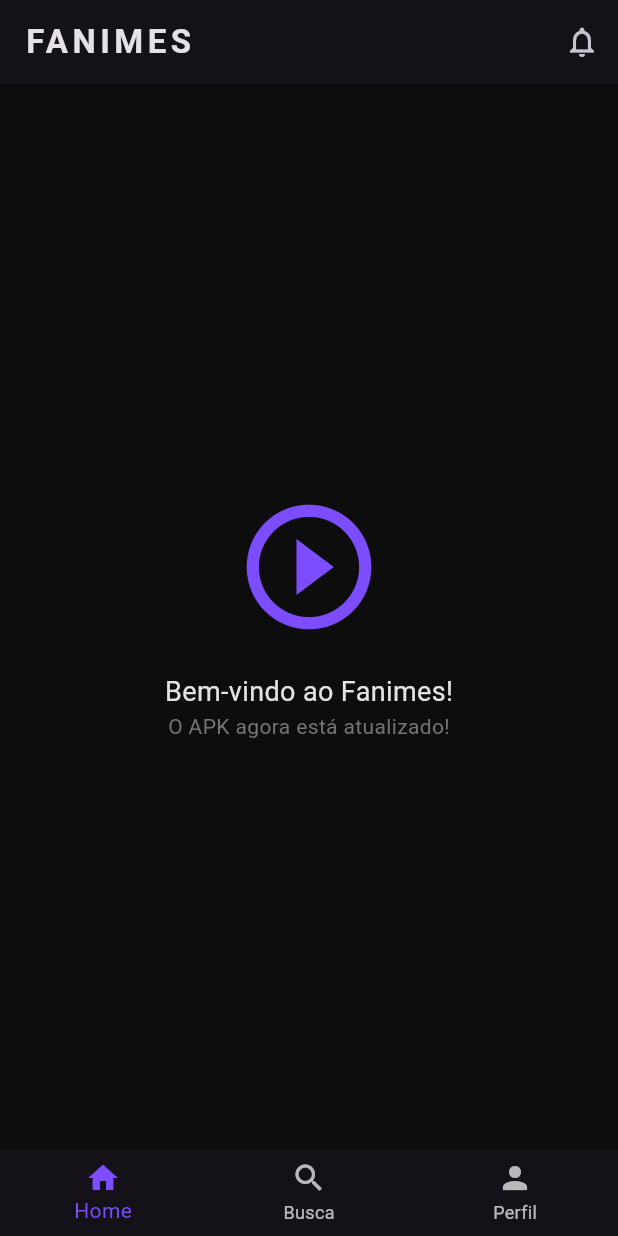
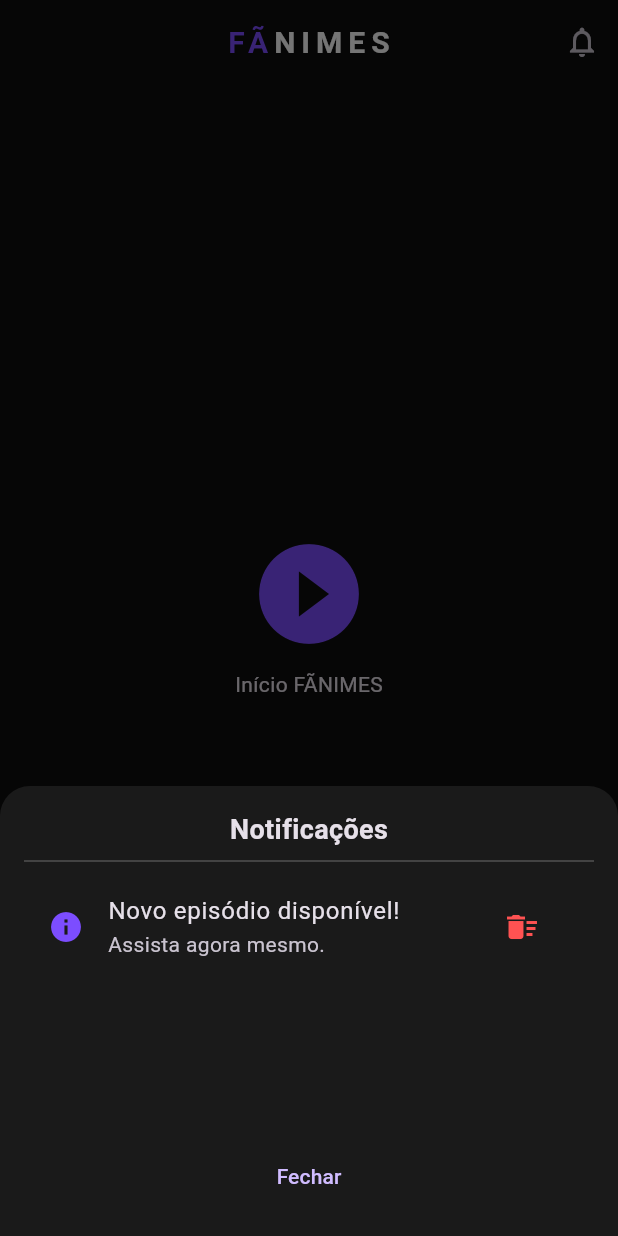
Before and after one commit to carlosandre1514-prog/fanimes, a Flutter app: the screen it shows after launch, after a tap on the "notifications none" icon, on a phone screen of 412 x 824 dp. Run offline on Flutter 3.47's test engine with Material 3 defaults, Android fonts, the phone set to English and light mode, and no system bars.

Commit message:
Estilização bicolor do nome FÃNIMES e layout final

```diff
--- a/lib/main.dart
+++ b/lib/main.dart
@@ -10,11 +10,12 @@
   @override
   Widget build(BuildContext context) {
     return MaterialApp(
-      title: 'FANIMES',
+      title: 'FÃNIMES',
       debugShowCheckedModeBanner: false,
       theme: ThemeData.dark().copyWith(
-        primaryColor: Colors.deepPurple,
+        primaryColor: const Color(0xFF673AB7),
         scaffoldBackgroundColor: const Color(0xFF0D0D0D),
+        appBarTheme: const AppBarTheme(backgroundColor: Color(0xFF0D0D0D), elevation: 0),
       ),
       home: const MainNavigation(),
     );
@@ -31,32 +32,84 @@
 class _MainNavigationState extends State<MainNavigation> {
   int _selectedIndex = 0;
 
+  // Lista de páginas funcionais
+  final List<Widget> _pages = [
+    const Center(child: Column(mainAxisAlignment: MainAxisAlignment.center, children: [Icon(Icons.play_circle_fill, size: 80, color: Colors.deepPurpleAccent), SizedBox(height: 10), Text("Início FÃNIMES")])),
+    const Center(child: Text("Minha Biblioteca", style: TextStyle(fontSize: 20))),
+    const Center(child: Text("Pesquisar Animes", style: TextStyle(fontSize: 20))),
+    const Center(child: Text("Agenda de Lançamentos", style: TextStyle(fontSize: 20))),
+    const Center(child: Text("Meu Perfil", style: TextStyle(fontSize: 20))),
+  ];
+
+  void _showNotifications() {
+    showModalBottomSheet(
+      context: context,
+      backgroundColor: const Color(0xFF1A1A1A),
+      shape: const RoundedRectangleBorder(borderRadius: BorderRadius.vertical(top: Radius.circular(20))),
+      builder: (context) => Container(
+        padding: const EdgeInsets.all(16),
+        height: 300,
+        child: Column(
+          children: [
+            const Text("Notificações", style: TextStyle(fontSize: 18, fontWeight: FontWeight.bold)),
+            const Divider(color: Colors.white24),
+            ListTile(
+              leading: const Icon(Icons.info, color: Colors.deepPurpleAccent),
+              title: const Text("Novo episódio disponível!"),
+              subtitle: const Text("Assista agora mesmo."),
+              trailing: IconButton(icon: const Icon(Icons.delete_sweep, color: Colors.redAccent), onPressed: () {}),
+            ),
+            const Spacer(),
+            TextButton(onPressed: () => Navigator.pop(context), child: const Text("Fechar"))
+          ],
+        ),
+      ),
+    );
+  }
+
   @override
   Widget build(BuildContext context) {
     return Scaffold(
       appBar: AppBar(
-        title: const Text('FANIMES', style: TextStyle(letterSpacing: 3, fontWeight: FontWeight.bold)),
-        actions: [IconButton(icon: const Icon(Icons.notifications_none), onPressed: () {})],
+        centerTitle: true,
+        // Título estilizado com cores diferentes
+        title: GestureDetector(
+          onTap: () {
+            // Acesso ao Painel ADM
+            ScaffoldMessenger.of(context).showSnackBar(
+              const SnackBar(content: Text("Acessando Painel Administrativo..."), backgroundColor: Colors.deepPurple),
+            );
+          },
+          child: RichText(
+            text: const TextSpan(
+              style: TextStyle(letterSpacing: 4, fontWeight: FontWeight.bold, fontSize: 20),
+              children: [
+                TextSpan(text: 'FÃ', style: TextStyle(color: Colors.deepPurpleAccent)), // FÃ em roxo
+                TextSpan(text: 'NIMES', style: TextStyle(color: Colors.white)), // NIMES em branco
+              ],
+            ),
+          ),
+        ),
+        actions: [
+          IconButton(
+            icon: const Icon(Icons.notifications_none),
+            onPressed: _showNotifications,
+          ),
+        ],
       ),
-      body: Center(
-        child: Column(
-          mainAxisAlignment: MainAxisAlignment.center,
-          children: [
-            const Icon(Icons.play_circle_outline, size: 100, color: Colors.deepPurpleAccent),
-            const SizedBox(height: 20),
-            const Text("Bem-vindo ao Fanimes!", style: TextStyle(fontSize: 18)),
-            Text("O APK agora está atualizado!", style: TextStyle(color: Colors.grey[600])),
-          ],
-        ),
-      ),
+      body: _pages[_selectedIndex],
       bottomNavigationBar: BottomNavigationBar(
         currentIndex: _selectedIndex,
         onTap: (index) => setState(() => _selectedIndex = index),
         type: BottomNavigationBarType.fixed,
         selectedItemColor: Colors.deepPurpleAccent,
+        unselectedItemColor: Colors.grey,
+        backgroundColor: const Color(0xFF0D0D0D),
         items: const [
           BottomNavigationBarItem(icon: Icon(Icons.home), label: 'Home'),
+          BottomNavigationBarItem(icon: Icon(Icons.video_library), label: 'Biblioteca'),
           BottomNavigationBarItem(icon: Icon(Icons.search), label: 'Busca'),
+          BottomNavigationBarItem(icon: Icon(Icons.calendar_month), label: 'Agenda'),
           BottomNavigationBarItem(icon: Icon(Icons.person), label: 'Perfil'),
         ],
       ),
```
